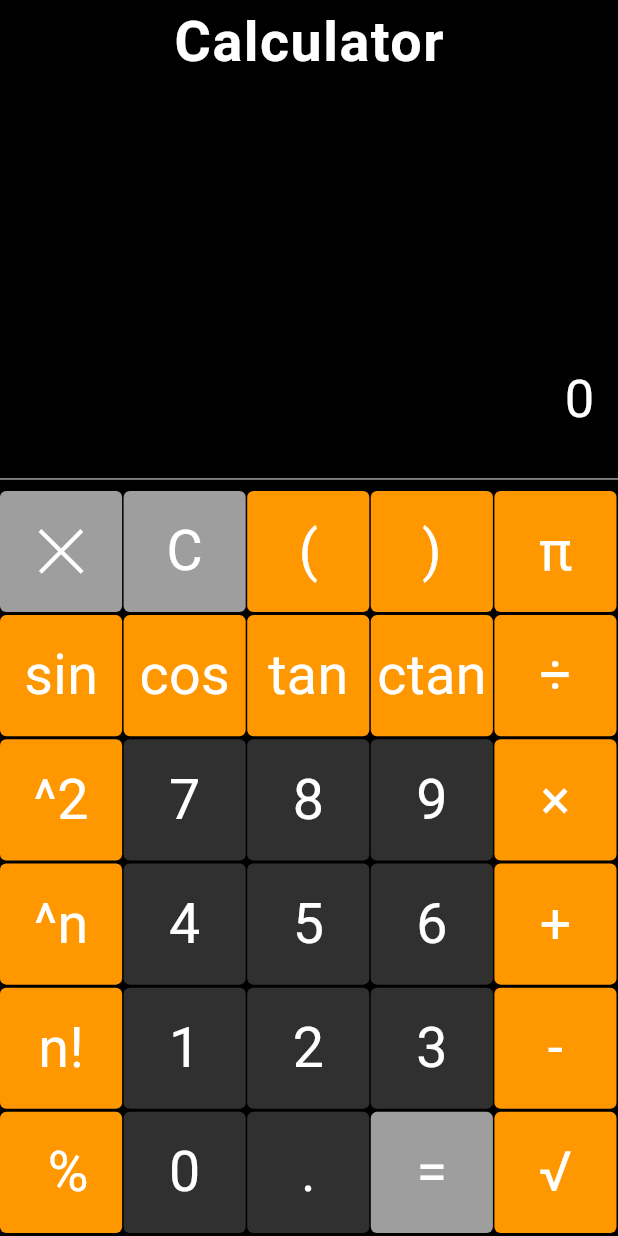
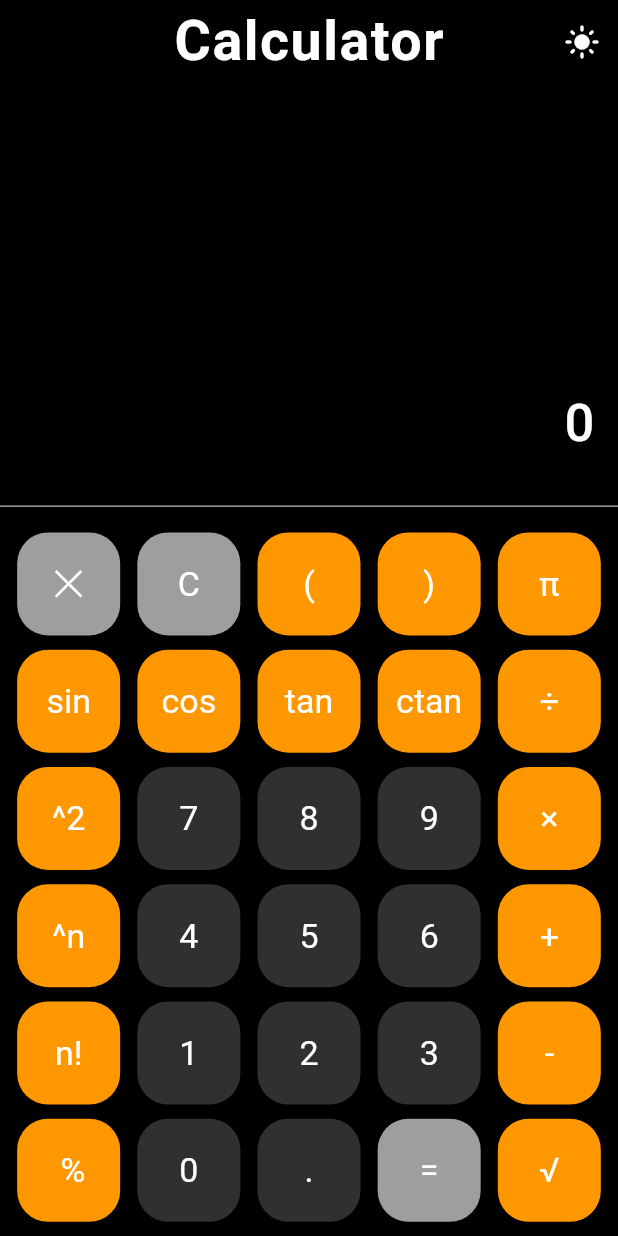
Before and after one commit to alisheraxmedov/calculator, a Flutter app: the screen it shows after launch, on a phone screen of 412 x 824 dp. Run offline on Flutter 3.47's test engine with Material 3 defaults, Android fonts, the phone set to English and light mode, and no system bars; our stand-ins replace math_expressions.

Commit message:
Add theme and update other UI Part-5

```diff
--- a/lib/consts/colors.dart
+++ b/lib/consts/colors.dart
@@ -2,8 +2,10 @@ import 'package:flutter/material.dart';
 
 class ColorClass {
   static const Color white = Colors.white;
+  static const Color orginalWhite = Color.fromARGB(255, 222, 221, 221);
   static const Color black = Colors.black;
   static Color grey = Colors.grey[850]!;
   static const Color orginalGrey = Colors.grey;
   static const Color orange = Colors.orange;
+  static const Color blue = Colors.blue;
 }
--- a/lib/main.dart
+++ b/lib/main.dart
@@ -1,5 +1,6 @@
 import 'package:calculator/provider/provider.dart';
 import 'package:calculator/screens/calculator.dart';
+import 'package:calculator/theme/theme.dart';
 import 'package:flutter/material.dart';
 import 'package:provider/provider.dart';
 
@@ -22,9 +23,12 @@ class MyApp extends StatelessWidget {
 
   @override
   Widget build(BuildContext context) {
-    return const MaterialApp(
+    return MaterialApp(
+      theme: context.watch<ProviderClass>().isLight
+          ? MyAppTheme.lightTheme
+          : MyAppTheme.darkTheme,
       debugShowCheckedModeBanner: false,
-      home: CalculatorScreen(),
+      home: const CalculatorScreen(),
     );
   }
 }
--- a/lib/provider/provider.dart
+++ b/lib/provider/provider.dart
@@ -4,6 +4,19 @@ import 'package:flutter/material.dart';
 import 'package:math_expressions/math_expressions.dart';
 
 class ProviderClass extends ChangeNotifier {
+//==================================================================
+//========================= CHANGE THEME ===========================
+//==================================================================
+
+  bool isLight = false;
+  void changeTheme() {
+    isLight = !isLight;
+    notifyListeners();
+  }
+
+//==================================================================
+//========================== MATH LOGIC ============================
+//==================================================================
   String oldInput = '';
   String input = '';
   String output = '0';
@@ -18,8 +31,7 @@ class ProviderClass extends ChangeNotifier {
       isResultDisplayed = false;
     } else if (btnText == '=') {
       _calculateResult();
-    } else if (
-        btnText == 'sin' ||
+    } else if (btnText == 'sin' ||
         btnText == 'cos' ||
         btnText == 'tan' ||
         btnText == 'ctan' ||
@@ -27,8 +39,7 @@ class ProviderClass extends ChangeNotifier {
         btnText == '^2' ||
         btnText == '^n' ||
         btnText == 'π' ||
-        btnText == '√'
-        ) {
+        btnText == '√') {
       if (isResultDisplayed) {
         input = '';
         isResultDisplayed = false;
--- a/lib/screens/calculator.dart
+++ b/lib/screens/calculator.dart
@@ -1,6 +1,8 @@
-import 'package:calculator/consts/colors.dart';
+import 'package:calculator/provider/provider.dart';
 import 'package:calculator/screens/one.dart';
+import 'package:calculator/widgets/text.dart';
 import 'package:flutter/material.dart';
+import 'package:provider/provider.dart';
 
 class CalculatorScreen extends StatefulWidget {
   const CalculatorScreen({super.key});
@@ -15,25 +17,30 @@ class CalculatorScreenState extends State<CalculatorScreen> {
     final double width = MediaQuery.sizeOf(context).width;
     return Scaffold(
       appBar: AppBar(
-        backgroundColor: ColorClass.black,
+        backgroundColor: Theme.of(context).colorScheme.onPrimary,
         centerTitle: true,
-        title: Text(
-          "Calculator",
-          style: TextStyle(
-            color: ColorClass.white,
-            fontSize: width * 0.09,
-            fontWeight: FontWeight.bold,
-            letterSpacing: 1.0,
+        title: TextWidget(
+          width: width,
+          text: "Calculator",
+          fontSize: width * 0.09,
+          letterSpacing: 1.0,
+          fontWeight: FontWeight.bold,
+        ),
+        actions: [
+          IconButton(
+            onPressed: () {
+              context.read<ProviderClass>().changeTheme();
+            },
+            icon: Icon(
+              context.watch<ProviderClass>().isLight
+                  ? Icons.dark_mode
+                  : Icons.light_mode,
+            ),
           ),
-        ),
+        ],
       ),
-      backgroundColor: ColorClass.black,
+      backgroundColor: Theme.of(context).colorScheme.onPrimary,
       body: const FirstScreen(),
-      // body: Consumer<ProviderClass>(
-      //   builder: (context, value, child) {
-      //     return PagesClass.pages[value.currentIndex];
-      //   },
-      // ),
     );
   }
 }
--- a/lib/screens/one.dart
+++ b/lib/screens/one.dart
@@ -1,4 +1,3 @@
-import 'package:calculator/consts/colors.dart';
 import 'package:calculator/provider/provider.dart';
 import 'package:calculator/widgets/button.dart';
 import 'package:flutter/material.dart';
@@ -15,6 +14,7 @@ class FirstScreen extends StatelessWidget {
     return Column(
       children: <Widget>[
         Expanded(
+          flex: 4,
           child: Column(
             mainAxisAlignment: MainAxisAlignment.end,
             children: [
@@ -27,7 +27,7 @@ class FirstScreen extends StatelessWidget {
                 child: Text(
                   context.watch<ProviderClass>().oldInput,
                   style: TextStyle(
-                    color: ColorClass.grey,
+                    color: Theme.of(context).colorScheme.onSecondary,
                     fontSize: width * 0.065,
                   ),
                 ),
@@ -40,19 +40,25 @@ class FirstScreen extends StatelessWidget {
                 ),
                 child: Text(
                   context.watch<ProviderClass>().output,
-                  style: TextStyle(
-                    color: ColorClass.white,
+                  style: Theme.of(context).textTheme.titleMedium!.copyWith(
                         fontSize: width * 0.085,
                       ),
+                  // style: TextStyle(
+                  //   color: ColorClass.white,
+                  //   fontSize: width * 0.085,
+                  // ),
                 ),
               ),
             ],
           ),
         ),
-        const Divider(
-          color: ColorClass.orginalGrey,
+        Divider(
+          color: Theme.of(context).colorScheme.onSecondary,
         ),
-        Column(
+        Expanded(
+          flex: 7,
+          child: Column(
+            mainAxisAlignment: MainAxisAlignment.spaceEvenly,
             children: [
               //=========================================================================
               //=============================== << 1 >> =================================
@@ -62,35 +68,35 @@ class FirstScreen extends StatelessWidget {
                 children: [
                   ButtonWidget(
                     text: '⨉',
-                  color: ColorClass.orginalGrey,
+                    color: Theme.of(context).colorScheme.onSecondary,
                     onPressed: () {
                       context.read<ProviderClass>().buttonPressed("⨉");
                     },
                   ),
                   ButtonWidget(
                     text: 'C',
-                  color: ColorClass.orginalGrey,
+                    color: Theme.of(context).colorScheme.onSecondary,
                     onPressed: () {
                       context.read<ProviderClass>().buttonPressed("C");
                     },
                   ),
                   ButtonWidget(
                     text: '(',
-                  color: ColorClass.orange,
+                    color: Theme.of(context).colorScheme.primary,
                     onPressed: () {
                       context.read<ProviderClass>().buttonPressed("(");
                     },
                   ),
                   ButtonWidget(
                     text: ')',
-                  color: ColorClass.orange,
+                    color: Theme.of(context).colorScheme.primary,
                     onPressed: () {
                       context.read<ProviderClass>().buttonPressed(")");
                     },
                   ),
                   ButtonWidget(
                     text: 'π',
-                  color: ColorClass.orange,
+                    color: Theme.of(context).colorScheme.primary,
                     onPressed: () {
                       context.read<ProviderClass>().buttonPressed("π");
                     },
@@ -105,35 +111,35 @@ class FirstScreen extends StatelessWidget {
                 children: [
                   ButtonWidget(
                     text: 'sin',
-                  color: ColorClass.orange,
+                    color: Theme.of(context).colorScheme.primary,
                     onPressed: () {
                       context.read<ProviderClass>().buttonPressed("sin");
                     },
                   ),
                   ButtonWidget(
                     text: 'cos',
-                  color: ColorClass.orange,
+                    color: Theme.of(context).colorScheme.primary,
                     onPressed: () {
                       context.read<ProviderClass>().buttonPressed("cos");
                     },
                   ),
                   ButtonWidget(
                     text: 'tan',
-                  color: ColorClass.orange,
+                    color: Theme.of(context).colorScheme.primary,
                     onPressed: () {
                       context.read<ProviderClass>().buttonPressed("tan");
                     },
                   ),
                   ButtonWidget(
                     text: 'ctan',
-                  color: ColorClass.orange,
+                    color: Theme.of(context).colorScheme.primary,
                     onPressed: () {
                       context.read<ProviderClass>().buttonPressed("ctan");
                     },
                   ),
                   ButtonWidget(
                     text: '÷',
-                  color: ColorClass.orange,
+                    color: Theme.of(context).colorScheme.primary,
                     onPressed: () {
                       context.read<ProviderClass>().buttonPressed("/");
                     },
@@ -148,35 +154,35 @@ class FirstScreen extends StatelessWidget {
                 children: [
                   ButtonWidget(
                     text: '^2',
-                  color: ColorClass.orange,
+                    color: Theme.of(context).colorScheme.primary,
                     onPressed: () {
                       context.read<ProviderClass>().buttonPressed("^2");
                     },
                   ),
                   ButtonWidget(
                     text: '7',
-                  color: ColorClass.grey,
+                    color: Theme.of(context).colorScheme.secondary,
                     onPressed: () {
                       context.read<ProviderClass>().buttonPressed("7");
                     },
                   ),
                   ButtonWidget(
                     text: '8',
-                  color: ColorClass.grey,
+                    color: Theme.of(context).colorScheme.secondary,
                     onPressed: () {
                       context.read<ProviderClass>().buttonPressed("8");
                     },
                   ),
                   ButtonWidget(
                     text: '9',
-                  color: ColorClass.grey,
+                    color: Theme.of(context).colorScheme.secondary,
                     onPressed: () {
                       context.read<ProviderClass>().buttonPressed("9");
                     },
                   ),
                   ButtonWidget(
                     text: '×',
-                  color: ColorClass.orange,
+                    color: Theme.of(context).colorScheme.primary,
                     onPressed: () {
                       context.read<ProviderClass>().buttonPressed("×");
                     },
@@ -191,35 +197,35 @@ class FirstScreen extends StatelessWidget {
                 children: [
                   ButtonWidget(
                     text: '^n',
-                  color: ColorClass.orange,
+                    color: Theme.of(context).colorScheme.primary,
                     onPressed: () {
                       context.read<ProviderClass>().buttonPressed("^");
                     },
                   ),
                   ButtonWidget(
                     text: '4',
-                  color: ColorClass.grey,
+                    color: Theme.of(context).colorScheme.secondary,
                     onPressed: () {
                       context.read<ProviderClass>().buttonPressed("4");
                     },
                   ),
                   ButtonWidget(
                     text: '5',
-                  color: ColorClass.grey,
+                    color: Theme.of(context).colorScheme.secondary,
                     onPressed: () {
                       context.read<ProviderClass>().buttonPressed("5");
                     },
                   ),
                   ButtonWidget(
                     text: '6',
-                  color: ColorClass.grey,
+                    color: Theme.of(context).colorScheme.secondary,
                     onPressed: () {
                       context.read<ProviderClass>().buttonPressed("6");
                     },
                   ),
                   ButtonWidget(
                     text: '+',
-                  color: ColorClass.orange,
+                    color: Theme.of(context).colorScheme.primary,
                     onPressed: () {
                       context.read<ProviderClass>().buttonPressed("+");
                     },
@@ -234,35 +240,35 @@ class FirstScreen extends StatelessWidget {
                 children: [
                   ButtonWidget(
                     text: 'n!',
-                  color: ColorClass.orange,
+                    color: Theme.of(context).colorScheme.primary,
                     onPressed: () {
                       context.read<ProviderClass>().buttonPressed("!");
                     },
                   ),
                   ButtonWidget(
                     text: '1',
-                  color: ColorClass.grey,
+                    color: Theme.of(context).colorScheme.secondary,
                     onPressed: () {
                       context.read<ProviderClass>().buttonPressed("1");
                     },
                   ),
                   ButtonWidget(
                     text: '2',
-                  color: ColorClass.grey,
+                    color: Theme.of(context).colorScheme.secondary,
                     onPressed: () {
                       context.read<ProviderClass>().buttonPressed("2");
                     },
                   ),
                   ButtonWidget(
                     text: '3',
-                  color: ColorClass.grey,
+                    color: Theme.of(context).colorScheme.secondary,
                     onPressed: () {
                       context.read<ProviderClass>().buttonPressed("3");
                     },
                   ),
                   ButtonWidget(
                     text: '-',
-                  color: ColorClass.orange,
+                    color: Theme.of(context).colorScheme.primary,
                     onPressed: () {
                       context.read<ProviderClass>().buttonPressed("-");
                     },
@@ -277,35 +283,35 @@ class FirstScreen extends StatelessWidget {
                 children: [
                   ButtonWidget(
                     text: ' %',
-                  color: ColorClass.orange,
+                    color: Theme.of(context).colorScheme.primary,
                     onPressed: () {
                       context.read<ProviderClass>().buttonPressed("%");
                     },
                   ),
                   ButtonWidget(
                     text: '0',
-                  color: ColorClass.grey,
+                    color: Theme.of(context).colorScheme.secondary,
                     onPressed: () {
                       context.read<ProviderClass>().buttonPressed("0");
                     },
                   ),
                   ButtonWidget(
                     text: '.',
-                  color: ColorClass.grey,
+                    color: Theme.of(context).colorScheme.secondary,
                     onPressed: () {
                       context.read<ProviderClass>().buttonPressed(".");
                     },
                   ),
                   ButtonWidget(
                     text: '=',
-                  color: ColorClass.orginalGrey,
+                    color: Theme.of(context).colorScheme.onSecondary,
                     onPressed: () {
                       context.read<ProviderClass>().buttonPressed("="); // ❌
                     },
                   ),
                   ButtonWidget(
                     text: '√',
-                  color: ColorClass.orange,
+                    color: Theme.of(context).colorScheme.primary,
                     onPressed: () {
                       context.read<ProviderClass>().buttonPressed("√");
                     },
@@ -313,6 +319,7 @@ class FirstScreen extends StatelessWidget {
                 ],
               ),
             ],
+          ),
         )
       ],
     );
--- /dev/null
+++ b/lib/theme/theme.dart
@@ -0,0 +1,51 @@
+import 'package:calculator/consts/colors.dart';
+import 'package:flutter/material.dart';
+
+class MyAppTheme {
+  static final ThemeData lightTheme = ThemeData(
+    brightness: Brightness.light,
+    primarySwatch: Colors.grey,
+    colorScheme: const ColorScheme.light(
+      primary: ColorClass.blue,
+      onPrimary: ColorClass.white,
+      secondary: ColorClass.orginalWhite,
+      onSecondary: ColorClass.orginalGrey,
+    ),
+    textTheme: const TextTheme(
+      titleMedium: TextStyle(
+        color: ColorClass.black,
+
+      ),
+      bodyMedium: TextStyle(
+        color: Colors.black,
+      ),
+      headlineMedium: TextStyle(
+        color: Colors.grey,
+      ),
+    ),
+
+
+  );
+
+  static final ThemeData darkTheme = ThemeData(
+    brightness: Brightness.dark,
+    primarySwatch: Colors.amber,
+    colorScheme:  ColorScheme.dark(
+      primary: ColorClass.orange,
+      onPrimary: Colors.black,
+      secondary: ColorClass.grey,
+      onSecondary: ColorClass.orginalGrey,
+    ),
+    textTheme: const TextTheme(
+      titleMedium: TextStyle(
+        color: ColorClass.white,
+      ),
+      bodyMedium: TextStyle(
+        color: Colors.white,
+      ),
+      headlineMedium: TextStyle(
+        color: Colors.grey,
+      ),
+    ),
+  );
+}
--- a/lib/widgets/button.dart
+++ b/lib/widgets/button.dart
@@ -1,4 +1,4 @@
-import 'package:calculator/consts/colors.dart';
+import 'package:calculator/widgets/text.dart';
 import 'package:flutter/material.dart';
 
 class ButtonWidget extends StatelessWidget {
@@ -15,28 +15,29 @@ class ButtonWidget extends StatelessWidget {
   @override
   Widget build(BuildContext context) {
     final double width = MediaQuery.sizeOf(context).width;
-    return Expanded(
-      child: GestureDetector(
+    return GestureDetector(
       onTap: onPressed,
       child: Container(
-          margin: const EdgeInsets.only(right: 1.0, bottom: 2.0),
-          // width: width / 5.1,
-          height: width / 5.1,
+        height: width / 6,
+        width: width / 6,
         alignment: Alignment.center,
         decoration: BoxDecoration(
           color: color,
           borderRadius: BorderRadius.circular(
-              width * 0.01,
+            width * 0.05,
           ),
         ),
-          child: Text(
-            text,
-            style: TextStyle(
-              fontSize: width * 0.09,
-              color: ColorClass.white,
+        child: TextWidget(
+          width: width,
+          text: text,
+          fontSize: width * 0.055,
         ),
-          ),
-        ),
+        // child: Text(
+        //   text,
+        //   style: Theme.of(context).textTheme.titleMedium!.copyWith(
+        //         fontSize: width * 0.055,
+        //       ),
+        // ),
       ),
     );
   }
--- /dev/null
+++ b/lib/widgets/text.dart
@@ -0,0 +1,29 @@
+import 'package:flutter/material.dart';
+
+class TextWidget extends StatelessWidget {
+  final String text;
+  final double width;
+  final double fontSize;
+  final FontWeight fontWeight;
+  final double letterSpacing;
+  const TextWidget({
+    super.key,
+    required this.width,
+    required this.text,
+    required this.fontSize,
+    this.fontWeight = FontWeight.normal,
+    this.letterSpacing = 0.0,
+  });
+
+  @override
+  Widget build(BuildContext context) {
+    return Text(
+      text,
+      style: Theme.of(context).textTheme.titleMedium!.copyWith(
+            fontSize: fontSize,
+            fontWeight: fontWeight,
+            letterSpacing: letterSpacing,
+          ),
+    );
+  }
+}
```
Also changed, not shown: assets/logo/1024.png (added), assets/logo/play_store_512.png (added), 1 other file. Lines whose indentation alone changed are shown as unchanged.
